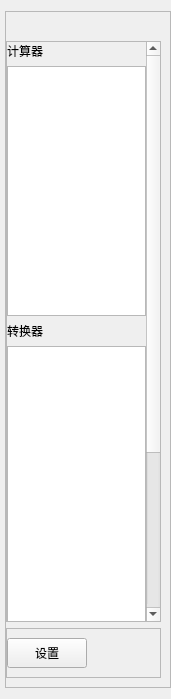
Before: the Qt Designer form source/Forms/PopMenu/PopMenu.ui in yxingqin/CulcaMaid, drawn with Qt 5.
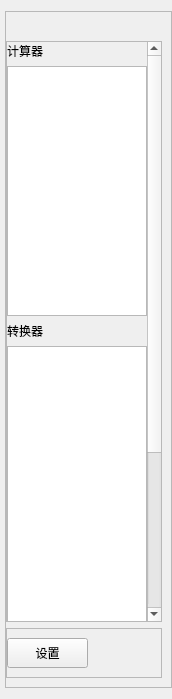
After: the same form once the commit is applied. Icons and pictures are not drawn.

Patch:
```diff
--- a/source/Forms/PopMenu/PopMenu.ui
+++ b/source/Forms/PopMenu/PopMenu.ui
@@ -6,7 +6,7 @@
    <rect>
     <x>0</x>
     <y>0</y>
-    <width>158</width>
+    <width>172</width>
     <height>699</height>
    </rect>
   </property>
@@ -113,8 +113,8 @@
           <rect>
            <x>0</x>
            <y>0</y>
-           <width>127</width>
-           <height>848</height>
+           <width>137</width>
+           <height>792</height>
           </rect>
          </property>
          <layout class="QVBoxLayout" name="verticalLayout_4">
```
Left out of the diff: 39 changed lines with no effect on the pictures.
